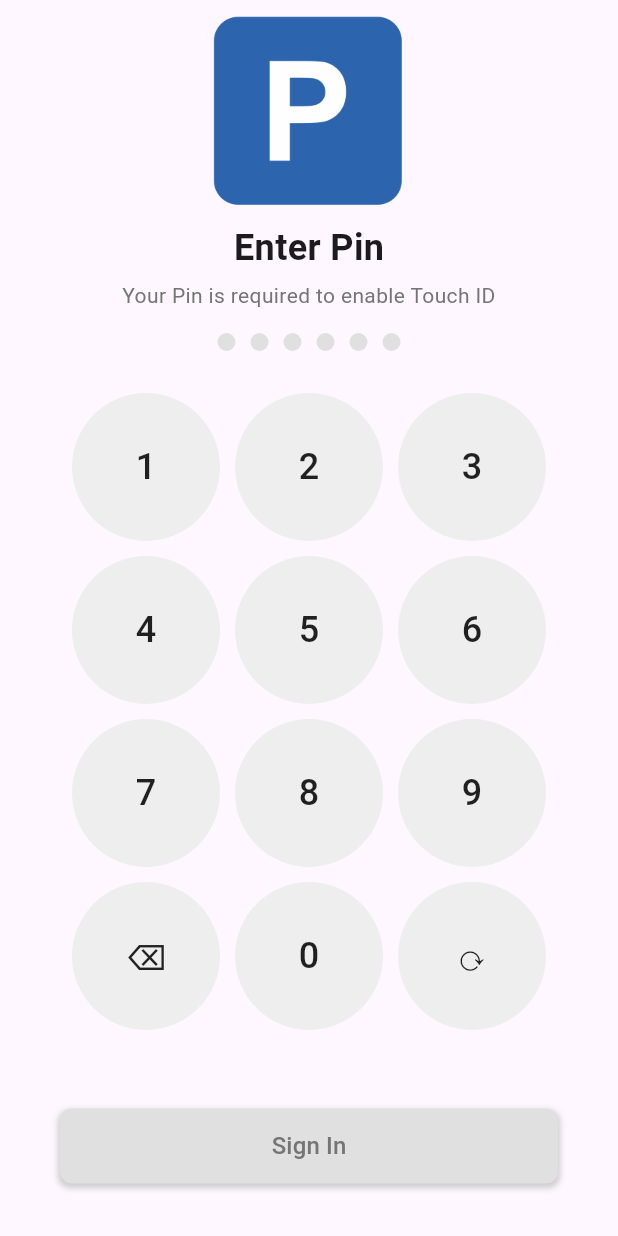
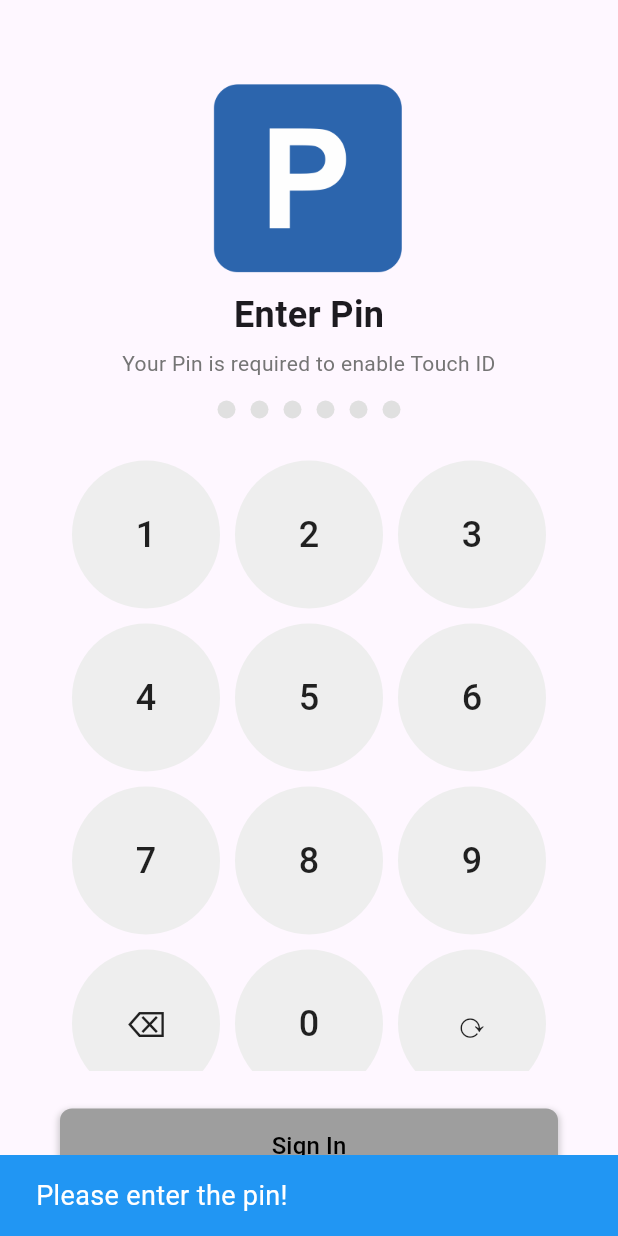
Before and after one commit to MuhammadAhmad338/parking, a Flutter app: the screen it shows after launch, after a tap on "Sign In", on a phone screen of 412 x 824 dp. Run offline on Flutter 3.47's test engine with Material 3 defaults, Android fonts, the phone set to English and light mode, and no system bars; our stand-ins replace cloud_firestore, firebase_core, gap, get; accounts and stored records are empty.

Commit message:
latest commits

```diff
--- a/lib/InitialBinding/initialBinding.dart
+++ b/lib/InitialBinding/initialBinding.dart
@@ -1,6 +1,9 @@
 import 'package:get/get.dart';
+import 'package:parking/Screens/MainScreen/Controller/mainController.dart';
 
 class Initialbindings implements Bindings {
   @override
-  void dependencies() {}
+  void dependencies() {
+    Get.lazyPut(() => MainScreenController(), fenix: true);
+  }
 }
--- /dev/null
+++ b/lib/Screens/MainScreen/Controller/mainController.dart
@@ -0,0 +1,9 @@
+import 'package:get/get.dart';
+
+class MainScreenController extends GetxController {
+  var pageIndex = 0.obs;
+
+  void changePage(int index) {
+    pageIndex.value = index;
+  }
+}
--- /dev/null
+++ b/lib/Screens/PinEntryScreen/View/pinEntryScreen.dart
@@ -0,0 +1,149 @@
+import 'package:gap/gap.dart';
+import 'package:flutter/material.dart';
+import 'package:get/get.dart';
+import 'package:parking/Helper/const.dart';
+import 'package:parking/Helper/helper.dart';
+import 'package:parking/Screens/MainScreen/View/mainScreen.dart';
+
+class PinEntryScreen extends StatefulWidget {
+  const PinEntryScreen({super.key});
+
+  @override
+  _PinEntryScreenState createState() => _PinEntryScreenState();
+}
+
+class _PinEntryScreenState extends State<PinEntryScreen> {
+  String _pin = '';
+
+  void _addDigit(String digit) {
+    if (_pin.length < 6) {
+      setState(() {
+        _pin += digit;
+      });
+    }
+  }
+
+  void _removeDigit() {
+    if (_pin.isNotEmpty) {
+      setState(() {
+        _pin = _pin.substring(0, _pin.length - 1);
+      });
+    }
+  }
+
+  Widget _buildKeypadButton(String label, VoidCallback onPressed) {
+    return AspectRatio(
+      aspectRatio: 1,
+      child: TextButton(
+        onPressed: onPressed,
+        style: TextButton.styleFrom(
+          shape: const CircleBorder(),
+          backgroundColor: Colors.grey[200],
+        ),
+        child: Text(
+          label,
+          style: const TextStyle(fontSize: 24, color: Colors.black87),
+        ),
+      ),
+    );
+  }
+
+  @override
+  Widget build(BuildContext context) {
+    return Scaffold(
+      body: Padding(
+        padding: const EdgeInsets.symmetric(horizontal: 40),
+        child: Column(
+          mainAxisAlignment: MainAxisAlignment.center,
+          children: [
+            const Gap(55),
+            Image.asset(
+              Const.parking,
+              scale: 4,
+            ),
+            const Gap(10),
+            const Text(
+              'Enter Pin',
+              style: TextStyle(fontSize: 24, fontWeight: FontWeight.bold),
+            ),
+            const Gap(5),
+            Text(
+              'Your Pin is required to enable Touch ID',
+              textAlign: TextAlign.center,
+              style: TextStyle(color: Colors.grey[600]),
+            ),
+            const Gap(15),
+            Row(
+              mainAxisAlignment: MainAxisAlignment.center,
+              children: List.generate(
+                6,
+                (index) => Container(
+                  margin: const EdgeInsets.symmetric(horizontal: 5),
+                  width: 12,
+                  height: 12,
+                  decoration: BoxDecoration(
+                    shape: BoxShape.circle,
+                    color: index < _pin.length ? Colors.blue : Colors.grey[300],
+                  ),
+                ),
+              ),
+            ),
+            const Gap(20),
+            Expanded(
+              child: GridView.count(
+                crossAxisCount: 3,
+                childAspectRatio: 1,
+                padding: const EdgeInsets.all(8),
+                mainAxisSpacing: 10,
+                crossAxisSpacing: 10,
+                children: [
+                  for (var i = 1; i <= 9; i++)
+                    _buildKeypadButton('$i', () => _addDigit('$i')),
+                  _buildKeypadButton('⌫', _removeDigit),
+                  _buildKeypadButton('0', () => _addDigit('0')),
+                  _buildKeypadButton('⟳', () {}),
+                ],
+              ),
+            ),
+            const Gap(25),
+            Container(
+              width: double.infinity,
+              height: 50,
+              decoration: BoxDecoration(
+                color: _pin.isEmpty ? Colors.grey : Colors.blue,
+                borderRadius: BorderRadius.circular(8),
+                boxShadow: [
+                  BoxShadow(
+                    color: Colors.grey.withOpacity(0.5),
+                    spreadRadius: 1,
+                    blurRadius: 3,
+                    offset: const Offset(0, 2),
+                  ),
+                ],
+              ),
+              child: TextButton(
+                onPressed: () {
+                  if (_pin.isNotEmpty) {
+                    Get.offAll(() => const Mainscreen());
+                  } else {
+                    Helper.showSnack(context, "Please enter the pin!");
+                  }
+                  // Implement sign in logic here
+                },
+                child: const Text(
+                  'Sign In',
+                  style: TextStyle(
+                    color: Colors.black,
+                    fontSize: 16,
+                    fontWeight: FontWeight.w500,
+                  ),
+                ),
+              ),
+            ),
+            const Gap(35),
+          ],
+        ),
+      ),
+    );
+  }
+}
--- /dev/null
+++ b/lib/Screens/SearchTicketScreen/Controller/SearchTicketController.dart
@@ -0,0 +1,3 @@
+class Searchticketcontroller {
+  Searchticketcontroller._();
+}
--- a/lib/Views/splashScreen.dart
+++ b/lib/Screens/splashScreen.dart
@@ -1,11 +1,18 @@
 import 'package:flutter/material.dart';
+import 'package:get/get.dart';
 import 'package:parking/Helper/const.dart';
+import 'package:parking/Screens/PinEntryScreen/View/pinEntryScreen.dart';
 
 class SplashScreen extends StatelessWidget {
   const SplashScreen({super.key});
 
   @override
   Widget build(BuildContext context) {
+    // Checking the authentication state after a slight delay to simulate a splash screen effect
+    Future.delayed(const Duration(seconds: 3), () {
+      Get.offAll(() => const PinEntryScreen());
+    });
+
     return Scaffold(
       body: Center(
         child: Image.asset(
--- a/lib/Services/firestore_Services.dart
+++ b/lib/Services/firestore_Services.dart
@@ -11,4 +11,6 @@ class FirestoreServices {
         fromFirestore: (snapshot, _) => UserModel.fromJson(snapshot.data()!),
         toFirestore: (model, _) => model.toJson());
   }
+
+  void addDetails() {}
 }
--- a/lib/Views/mainView.dart
+++ /dev/null
@@ -1,144 +0,0 @@
-import 'package:gap/gap.dart';
-import 'package:flutter/material.dart';
-import 'package:parking/Helper/const.dart';
-
-class PinEntryScreen extends StatefulWidget {
-  const PinEntryScreen({super.key});
-
-  @override
-  _PinEntryScreenState createState() => _PinEntryScreenState();
-}
-
-class _PinEntryScreenState extends State<PinEntryScreen> {
-  String _pin = '';
-
-  void _addDigit(String digit) {
-    if (_pin.length < 6) {
-      setState(() {
-        _pin += digit;
-      });
-    }
-  }
-
-  void _removeDigit() {
-    if (_pin.isNotEmpty) {
-      setState(() {
-        _pin = _pin.substring(0, _pin.length - 1);
-      });
-    }
-  }
-
-  Widget _buildKeypadButton(String label, VoidCallback onPressed) {
-    return AspectRatio(
-      aspectRatio: 1,
-      child: TextButton(
-        onPressed: onPressed,
-        style: TextButton.styleFrom(
-          shape: const CircleBorder(),
-          backgroundColor: Colors.grey[200],
-        ),
-        child: Text(
-          label,
-          style: const TextStyle(fontSize: 24, color: Colors.black87),
-        ),
-      ),
-    );
-  }
-
-  @override
-  Widget build(BuildContext context) {
-    return Scaffold(
-      body: SafeArea(
-        child: Padding(
-          padding: const EdgeInsets.symmetric(horizontal: 40),
-          child: Column(
-            mainAxisAlignment: MainAxisAlignment.center,
-            children: [
-              const Gap(10),
-              Image.asset(
-                Const.parking,
-                scale: 4,
-              ),
-              const Gap(10),
-              const Text(
-                'Enter Pin',
-                style: TextStyle(fontSize: 24, fontWeight: FontWeight.bold),
-              ),
-              const Gap(5),
-              Text(
-                'Your Pin is required to enable Touch ID',
-                textAlign: TextAlign.center,
-                style: TextStyle(color: Colors.grey[600]),
-              ),
-              const Gap(15),
-              Row(
-                mainAxisAlignment: MainAxisAlignment.center,
-                children: List.generate(
-                  6,
-                  (index) => Container(
-                    margin: const EdgeInsets.symmetric(horizontal: 5),
-                    width: 12,
-                    height: 12,
-                    decoration: BoxDecoration(
-                      shape: BoxShape.circle,
-                      color:
-                          index < _pin.length ? Colors.blue : Colors.grey[300],
-                    ),
-                  ),
-                ),
-              ),
-              const Gap(20),
-              Expanded(
-                child: GridView.count(
-                  crossAxisCount: 3,
-                  childAspectRatio: 1,
-                  padding: const EdgeInsets.all(8),
-                  mainAxisSpacing: 10,
-                  crossAxisSpacing: 10,
-                  children: [
-                    for (var i = 1; i <= 9; i++)
-                      _buildKeypadButton('$i', () => _addDigit('$i')),
-                    _buildKeypadButton('⌫', _removeDigit),
-                    _buildKeypadButton('0', () => _addDigit('0')),
-                    _buildKeypadButton('⟳', () {}),
-                  ],
-                ),
-              ),
-              const Gap(25),
-              Container(
-                width: double.infinity,
-                height: 50,
-                decoration: BoxDecoration(
-                  color: Colors.grey[300],
-                  borderRadius: BorderRadius.circular(8),
-                  boxShadow: [
-                    BoxShadow(
-                      color: Colors.grey.withOpacity(0.5),
-                      spreadRadius: 1,
-                      blurRadius: 3,
-                      offset: const Offset(0, 2),
-                    ),
-                  ],
-                ),
-                child: TextButton(
-                  onPressed: () {
-                    // Implement sign in logic here
-                  },
-                  child: Text(
-                    'Sign In',
-                    style: TextStyle(
-                      color: Colors.grey[600],
-                      fontSize: 16,
-                      fontWeight: FontWeight.w500,
-                    ),
-                  ),
-                ),
-              ),
-              const Gap(35),
-            ],
-          ),
-        ),
-      ),
-    );
-  }
-}
--- a/lib/main.dart
+++ b/lib/main.dart
@@ -1,8 +1,8 @@
 import 'package:get/get.dart';
 import 'package:flutter/material.dart';
-import 'package:parking/Views/mainView.dart';
 import 'package:parking/firebase_options.dart';
 import 'package:firebase_core/firebase_core.dart';
+import 'package:parking/Screens/splashScreen.dart';
 import 'package:parking/InitialBinding/initialBinding.dart';
 
 void main() async {
@@ -21,10 +21,11 @@ class MyApp extends StatelessWidget {
   Widget build(BuildContext context) {
     return GetMaterialApp(
         title: 'PARKING',
+        debugShowCheckedModeBanner: false,
         initialBinding: Initialbindings(),
         theme: ThemeData(
           useMaterial3: true,
         ),
-        home: const PinEntryScreen());
+        home: const SplashScreen());
   }
 }
```
Also changed, not shown: lib/Screens/AddTicketScreen/View/addTicketScreen.dart (added, +14 -0 lines), lib/Screens/MainScreen/View/mainScreen.dart (added, +34 -0 lines), lib/Screens/SearchTicketScreen/View/searchTicketScreen.dart (added, +14 -0 lines), lib/Screens/AddTicketScreen/Controller/addTicketController.dart (added), lib/Screens/PinEntryScreen/Controller/pinController.dart (added).
